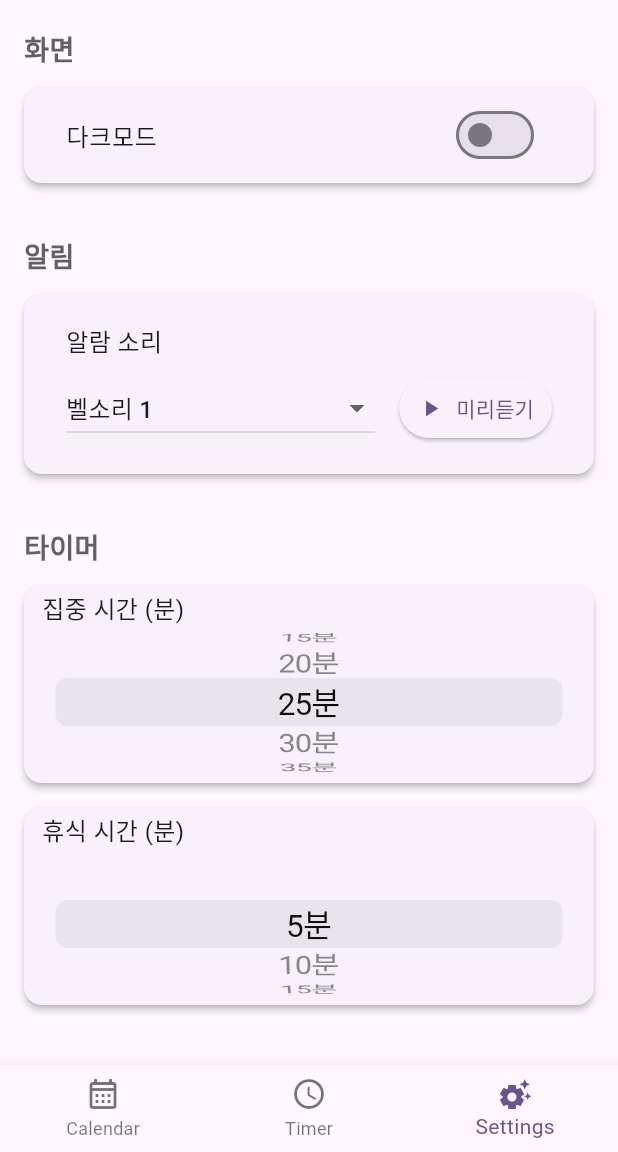
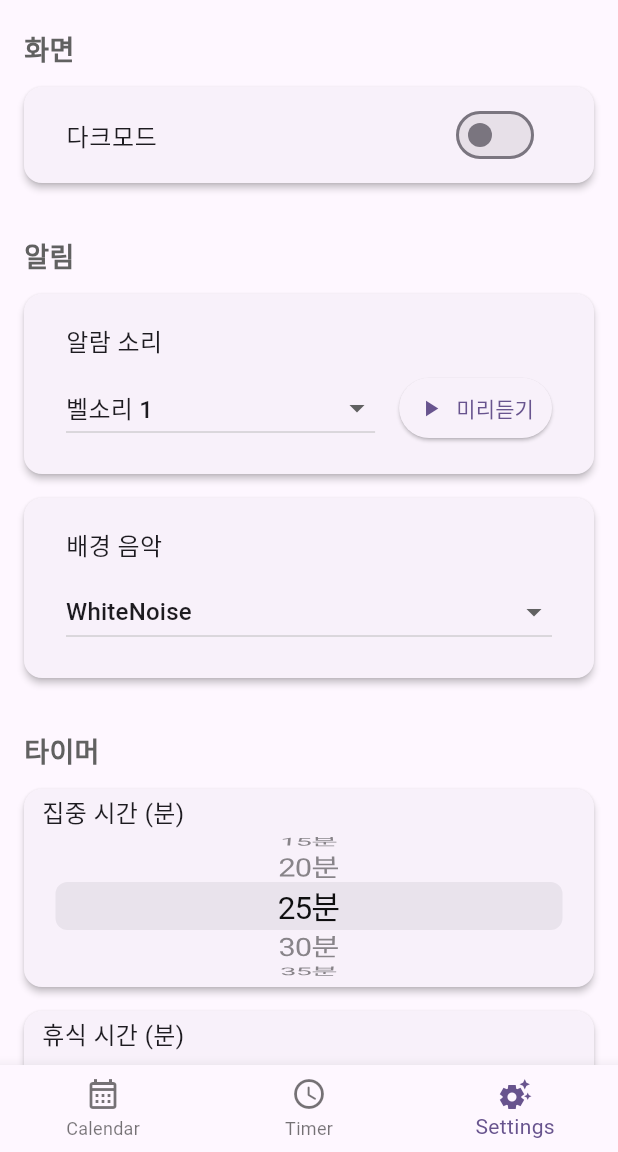
Before and after one commit to devpyc/oss_term_project, a Flutter app: the screen it shows after launch, item 3 of the bottom bar chosen, on a phone screen of 412 x 824 dp, the part 84-1236 px from its top. Run offline on Flutter 3.47's test engine with Material 3 defaults, Android fonts, the phone set to English and light mode, and no system bars; our stand-ins replace audioplayers, avatar_glow, flutter_local_notifications, shared_preferences, sleek_circular_slider, table_calendar and 2 more; missing offline and left inert: alarm, streakify.

Commit message:
백색 소음 배경 음악 추가

```diff
--- a/lib/configuration.dart
+++ b/lib/configuration.dart
@@ -22,6 +22,7 @@ class StaticVariableSet extends ChangeNotifier {
   /// 모든 설정 불러오기 (앱 시작시 호출)
   static Future<void> loadAllSettings() async {
     await loadAlarmSound();
+    await loadBackgroundSound();
     await loadVibration();
     await loadTimerTimes();
   }
@@ -46,6 +47,8 @@ class StaticVariableSet extends ChangeNotifier {
 
   /// 현재 선택된 알람 소리
   static String selectedAlarmSound = '벨소리 1';
+  /// 현재 선택된 알람 소리
+  static String selectedBackgroundSound = 'WhiteNoise';
   /// 현재 선택된 진동 강도
   static String selectedVibration = '보통';
 
@@ -83,6 +86,7 @@ class StaticVariableSet extends ChangeNotifier {
 
   // 알람 관련 키들
   static const String ALARM_SOUND_KEY = 'alarm_sound';
+  static const String BACKGROUND_SOUND_KEY = 'background_sound';
   static const String ALARM_VIBRATION_KEY = 'alarm_vibration';
   static const String TIMER_WORK_TIME_KEY = 'timer_work_time';
   static const String TIMER_BREAK_TIME_KEY = 'timer_break_time';
@@ -100,6 +104,19 @@ class StaticVariableSet extends ChangeNotifier {
   static Future<void> loadAlarmSound() async {
     final prefs = await SharedPreferences.getInstance();
     selectedAlarmSound = prefs.getString(ALARM_SOUND_KEY) ?? '벨소리 1';
+  }
+
+  /// 배경 음악 설정 저장
+  static Future<void> saveBackgroundSound(String sound) async {
+    final prefs = await SharedPreferences.getInstance();
+    await prefs.setString(BACKGROUND_SOUND_KEY, sound);
+    selectedBackgroundSound = sound;
+  }
+
+  /// 배경 음악 설정 불러오기
+  static Future<void> loadBackgroundSound() async {
+    final prefs = await SharedPreferences.getInstance();
+    selectedBackgroundSound = prefs.getString(BACKGROUND_SOUND_KEY) ?? 'WhiteNoise';
   }
 
   /// 진동 설정 저장
@@ -130,6 +147,24 @@ class StaticVariableSet extends ChangeNotifier {
       case '끄기':
       default:
         return 'assets/alarm1.mp3'; // 기본값
+    }
+  }
+
+  /// 배경 음악에 따른 파일 경로 반환
+  static String getBackgroundSoundPath(String soundName) {
+    switch (soundName) {
+      case 'WhiteNoise':
+        return 'whitenoise.mp3';
+      case 'Fire':
+        return 'fire.mp3';
+      case 'Nature':
+        return 'outdoor.mp3';
+      case 'Rain':
+        return 'heavy-rain.mp3';
+      case '끄기':
+        return '';
+      default:
+        return 'whitenoise.mp3'; // 기본값
     }
   }
 
--- a/lib/settingsPage.dart
+++ b/lib/settingsPage.dart
@@ -18,11 +18,13 @@ class SettingsPage extends StatefulWidget {
 class _SettingsPageState extends State<SettingsPage> {
   String? selectedTheme = '기본 테마';
   String? selectedSound;
+  String? selectedBackgroundSound;
   TextEditingController customTimeController = TextEditingController();
   TextEditingController customTimeController2 = TextEditingController();
 
   final themes = ['기본 테마', '파란 테마', '녹색 테마'];
   final sounds = ['끄기', '벨소리 1', '벨소리 2', '벨소리 3'];
+  final backgroundSounds = ['끄기', 'WhiteNoise', 'Fire', 'Nature', 'Rain'];
 
   late FixedExtentScrollController _workController;
   late FixedExtentScrollController _breakController;
@@ -45,6 +47,7 @@ class _SettingsPageState extends State<SettingsPage> {
   _loadSettings() {
     setState(() {
       selectedSound = StaticVariableSet.selectedAlarmSound;
+      selectedBackgroundSound = StaticVariableSet.selectedBackgroundSound;
       customTimeController.text = (StaticVariableSet.timerTimeWork ~/ 60).toString();
       customTimeController2.text = (StaticVariableSet.timerTimeBreak ~/ 60).toString();
     });
@@ -55,7 +58,6 @@ class _SettingsPageState extends State<SettingsPage> {
 
     try {
       await Alarm.stop(999);
-
       final alarmSettings = AlarmSettings(
         id: 999,
         dateTime: DateTime.now(),
@@ -181,7 +183,52 @@ class _SettingsPageState extends State<SettingsPage> {
               ),
             ),
           ),
-
+          _buildCard(
+            child: Padding(
+              padding: const EdgeInsets.all(16.0),
+              child: Column(
+                crossAxisAlignment: CrossAxisAlignment.start,
+                children: [
+                  Text(
+                    '배경 음악',
+                    style: TextStyle(
+                      fontSize: 16,
+                      fontWeight: FontWeight.w500,
+                    ),
+                  ),
+                  const SizedBox(height: 8),
+                  Row(
+                    mainAxisAlignment: MainAxisAlignment.spaceBetween,
+                    children: [
+                      Expanded(
+                        child: DropdownButton<String>(
+                          value: selectedBackgroundSound,
+                          isExpanded: true,
+                          items: backgroundSounds
+                              .map((sound) => DropdownMenuItem(value: sound, child: Text(sound)))
+                              .toList(),
+                          onChanged: (val) async {
+                            if (val != null) {
+                              setState(() => selectedBackgroundSound = val);
+                              await StaticVariableSet.saveBackgroundSound(val);
+                            }
+                          },
+                        ),
+                      ),
+                    ],
+                  ),
+                  if (selectedBackgroundSound == '끄기')
+                    Padding(
+                      padding: const EdgeInsets.only(top: 8.0),
+                      child: Text(
+                        '배경 음악이 꺼져 있습니다',
+                        style: TextStyle(color: Colors.grey, fontSize: 12),
+                      ),
+                    ),
+                ],
+              ),
+            ),
+          ),
           const SizedBox(height: 24),
           _buildSectionTitle('타이머'),
           _buildCard(
--- a/pubspec.yaml
+++ b/pubspec.yaml
@@ -47,6 +47,7 @@ dependencies:
   timezone: ^0.10.1
   flutter_background_service: ^5.1.0
   alarm: ^5.1.4
+  audioplayers: ^6.4.0
 
 dev_dependencies:
   flutter_test:
```
Also changed, not shown: lib/timerPage.dart (+35 -1 lines), pubspec.lock, 5 other files.
